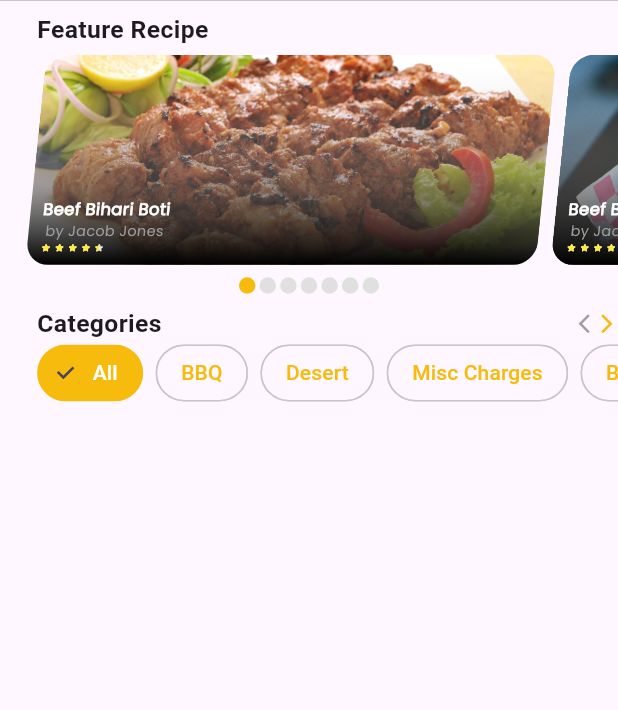
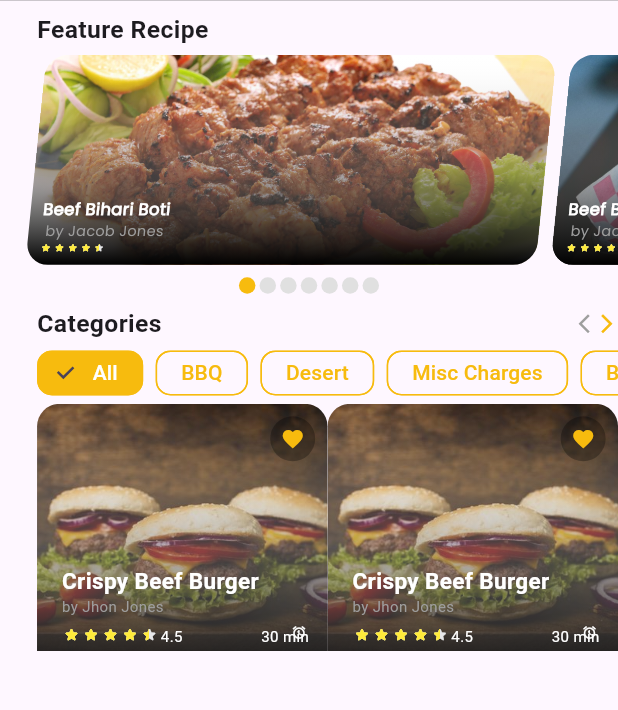
Before and after one commit to ashrafarif59/food, a Flutter app: the Home screen opened directly, on a phone screen of 412 x 824 dp, the part 247-957 px from its top. Run offline on Flutter 3.47's test engine with Material 2 defaults, Android fonts, the phone set to English and light mode, and no system bars; drawn by our look-alikes of flutter_rating_stars; our stand-ins replace sizer.

```diff
--- a/lib/helper/colors.dart
+++ b/lib/helper/colors.dart
@@ -14,6 +14,9 @@ class AppColors{
 
   static const  orangeAccent = Color.fromRGBO(247, 187, 14, 1);
 
+  static const  tranparentburger = Color.fromRGBO(0, 0, 0, 0.3);
+
+
 
   static const graywhite = Color.fromRGBO(217, 217, 217, 1);
 
--- a/lib/helper/image.dart
+++ b/lib/helper/image.dart
@@ -17,3 +17,5 @@ const ban4 = 'assets/images/ban4.jpg';
 const ban5 = 'assets/images/ban5.jpg';
 const ban6 = 'assets/images/ban6.jpg';
 const ban7 = 'assets/images/ban7.jpg';
+
+const burger = 'assets/images/burger.jpg';
--- a/lib/view/screen/home.dart
+++ b/lib/view/screen/home.dart
@@ -19,7 +19,14 @@ class _HomeState extends State<Home> {
   double rating = 4.5;
   List<String> image = [food, ban2, ban3, ban4, ban5, ban6, ban7, food];
 
-  List<String> ChoiceList = ['All', 'BBQ', 'Desert', 'Misc Charges', 'Beverage', 'Cold Coffee'];
+  List<String> ChoiceList = [
+    'All',
+    'BBQ',
+    'Desert',
+    'Misc Charges',
+    'Beverage',
+    'Cold Coffee'
+  ];
 
   @override
   Widget build(BuildContext context) {
@@ -131,8 +138,7 @@ class _HomeState extends State<Home> {
                 ),
                 child: Text(
                   'Feature Recipe',
-                  style:
-                      TextStyle(fontWeight: FontWeight.bold, fontSize: 2.h),
+                  style: TextStyle(fontWeight: FontWeight.bold, fontSize: 2.h),
                 ),
               ),
               SizedBox(
@@ -170,26 +176,23 @@ class _HomeState extends State<Home> {
                 ),
               ),
               Padding(
-                padding:  EdgeInsets.only(top: 1.h,bottom: 1.h),
+                padding: EdgeInsets.only(top: 1.h, bottom: 1.h),
                 child: Row(
                   mainAxisAlignment: MainAxisAlignment.center,
-                    children:
-                    List.generate(
-                        image.length-1, (index) => InkWell(
-                      onTap: (){
+                  children: List.generate(
+                      image.length - 1,
+                      (index) => InkWell(
+                          onTap: () {
                             _controller.animateToPage(index,
                                 duration: Duration(milliseconds: 300),
                                 curve: Curves.slowMiddle);
                           },
-                        child: buildIndicator(index)
-                    )
-                    )    ,
-
+                          child: buildIndicator(index))),
                 ),
               ),
               //for padding alignment
               Padding(
-                padding:  EdgeInsets.only(left: 3.h),
+                padding: EdgeInsets.only(left: 3.h),
                 child: Column(
                   crossAxisAlignment: CrossAxisAlignment.start,
                   children: [
@@ -197,50 +200,67 @@ class _HomeState extends State<Home> {
                       children: [
                         Text(
                           'Categories',
-                          style:
-                          TextStyle(fontWeight: FontWeight.bold, fontSize: 2.h),
+                          style: TextStyle(
+                              fontWeight: FontWeight.bold, fontSize: 2.h),
                         ),
                         Spacer(),
-                         Icon(Icons.arrow_back_ios_new_outlined,size: 15,color: Colors.grey,),
-                         Icon(Icons.arrow_forward_ios_sharp,size: 15,color: AppColors.primaryColor),
+                        Icon(
+                          Icons.arrow_back_ios_new_outlined,
+                          size: 15,
+                          color: Colors.grey,
+                        ),
+                        Icon(Icons.arrow_forward_ios_sharp,
+                            size: 15, color: AppColors.primaryColor),
                       ],
                     ),
-
                     Container(
                       height: 5.h,
                       child: ListView.builder(
                           scrollDirection: Axis.horizontal,
                           itemCount: ChoiceList.length,
-                     itemBuilder: (context,index)
-              {
-                return  Padding(
-                  padding:  EdgeInsets.only(right:1.h),
+                          itemBuilder: (context, index) {
+                            return Padding(
+                              padding: EdgeInsets.only(right: 1.h),
                               child: ChoiceChip(
                                 label: Text(
                                   ChoiceList[index],
                                   style: TextStyle(
-                     color: choiceListIndex ==index ? Colors.white : AppColors.primaryColor
-                   ) ,),
-                      selected: choiceListIndex ==index ? true :false,
+                                      color: choiceListIndex == index
+                                          ? Colors.white
+                                          : AppColors.primaryColor),
+                                ),
+                                selected:
+                                    choiceListIndex == index ? true : false,
+                                //elevation: 20,
+                                visualDensity: const VisualDensity(
+                                    vertical: -4, horizontal: -4),
                                 selectedColor: AppColors.primaryColor,
                                 disabledColor: Colors.white,
-                    shape:RoundedRectangleBorder(
-                      borderRadius: BorderRadius.circular(30.0),
-
-
+                                shape: RoundedRectangleBorder(
+                                  borderRadius: BorderRadius.circular(10),
                                 ),
-
-                    onSelected:(isSelected){
+                                side: BorderSide(color: AppColors.primaryColor),
+                                onSelected: (isSelected) {
                                   setState(() {
-                      choiceListIndex =index;
+                                    choiceListIndex = index;
                                   });
-
-                    } ,
+                                },
                               ),
                             );
+                          }),
+                    ),
+                    Container(
+                      height: 20.h,
+                      child: GridView.builder(
+                          itemCount: 2,
+                          gridDelegate: SliverGridDelegateWithFixedCrossAxisCount(
+                              crossAxisCount: 2),
+                          itemBuilder: (context,index)
+                          {
+                            return burgerGrid(index);
                           }
                       ),
-          ),
+                    )
 
                   ],
                 ),
@@ -249,65 +269,7 @@ class _HomeState extends State<Home> {
           ),
         )),
 
-        // SliverFixedExtentList(
-        //   itemExtent: 20,
-        //   delegate: SliverChildListDelegate([
-        //     Container(color: Colors.red),
-        //     Container(color: Colors.green),
-        //     Container(color: Colors.blue),
-        //     Container(color: Colors.blueGrey),
-        //   ]),
-        // ),
-        // SliverList(
-        //   delegate: SliverChildBuilderDelegate(
-        //         (context, index) {
-        //       return Container(
-        //         height: 50,
-        //         alignment: Alignment.center,
-        //         color: Colors.orange[100 * (index % 9)],
-        //         child: Text('orange $index'),
-        //       );
-        //     },
-        //     childCount: 9,
-        //   ),
-        // ),
-        // SliverGrid(
-        //   delegate: SliverChildBuilderDelegate(
-        //         (context, index) {
-        //       return Container(
-        //         alignment: Alignment.center,
-        //         color: Colors.teal[100 * (index % 9)],
-        //         child: Text('grid item $index'),
-        //       );
-        //     },
-        //     childCount: 30,
-        //   ),
-        //   gridDelegate: SliverGridDelegateWithFixedCrossAxisCount(
-        //     crossAxisCount: 3,
-        //     mainAxisSpacing: 15,
-        //     crossAxisSpacing: 15,
-        //     childAspectRatio: 2.0,
-        //   ),
-        // ),
-        //
-        //
-        // SliverGrid.count(
-        //   crossAxisCount: 3,
-        //   mainAxisSpacing: 10.0,
-        //   crossAxisSpacing: 10.0,
-        //   childAspectRatio: 4.0,
-        //   children: <Widget>[
-        //     Container(color: Colors.red),
-        //     Container(color: Colors.green),
-        //     Container(color: Colors.blue),
-        //     Container(color: Colors.red),
-        //     Container(color: Colors.green),
-        //     Container(color: Colors.blue),
-        //   ],
-        // ),
-        //
-        //
-        //
+
       ]),
     );
   }
@@ -400,4 +362,117 @@ class _HomeState extends State<Home> {
           ),
     );
   }
+
+  Widget burgerGrid(int Index) {
+    return Container(
+        height: 20.h,
+        width: 130.sp,
+        decoration: BoxDecoration(
+          borderRadius: BorderRadius.circular(15),
+          image: DecorationImage(
+            fit: BoxFit.cover,
+            image: AssetImage(burger),
+            //scale:23
+          ),
+        ),
+        child: Container(
+          //height: 15.h,
+          //width: 70.w,
+          decoration: BoxDecoration(
+            borderRadius: BorderRadius.circular(15),
+            gradient: LinearGradient(
+              begin: Alignment.topCenter,
+              end: Alignment.bottomCenter,
+              colors: [
+                AppColors.whiteColor.withOpacity(0),
+                Colors.black,
+              ],
+            ),
+          ),
+          child: Stack(
+            children: [
+              Positioned(
+                right: 1.h,
+                top: 1.h,
+                child: CircleAvatar(
+                  backgroundColor: AppColors.tranparentburger,
+                  radius: 15,
+                  child: Icon(
+                    Icons.favorite,
+                    color: AppColors.primaryColor,
+                    size: 16,
+                  ),
+                ),
+              ),
+              Positioned(
+                  top: 13.h,
+                  left: 2.h,
+                  child: Text(
+                    'Crispy Beef Burger',
+                    style: TextStyle(
+                        color: Colors.white,
+                        fontSize: 15,
+                        fontWeight: FontWeight.bold),
+                  )
+              ),
+              Positioned(
+                  top: 15.5.h,
+                  left: 2.h,
+                  child: Text(
+                    'by Jhon Jones',
+                    style: TextStyle(
+                        color: Colors.grey,
+                        fontSize: 10,
+
+                    ),
+                  )
+              ),
+              Positioned(
+                top: 18.h,
+                left: 2.h,
+                child: RatingStars(
+                  value: rating,
+                  onValueChanged: (v) {
+                    //
+                    setState(() {
+                      rating = v;
+                    });
+                  },
+                  starSize: 8.sp,
+                  valueLabelVisibility: false,
+                ),
+              ),
+              Positioned(
+                top: 17.9.h,
+                left: 10.h,
+                child: Text('4.5',
+                style :TextStyle(
+                  color: Colors.white,
+                  fontSize: 10
+                )
+                )
+              ),
+              Positioned(
+                  top: 17.9.h,
+                  right: 1.7.h,
+                  child: Icon(Icons.alarm,
+                  color: Colors.white,
+                  size: 10,)
+
+              ),
+              Positioned(
+                  top: 17.9.h,
+                  right: 1.5.h,
+                  child: Text('30 min',
+                      style :TextStyle(
+                          color: Colors.white,
+                          fontSize: 10
+                      )
+                  )
+              )
+            ],
+          ),
+        )
+    );
   }
+}
```
Also changed, not shown: assets/images/burger.jpg (added). Lines whose indentation alone changed are shown as unchanged.
